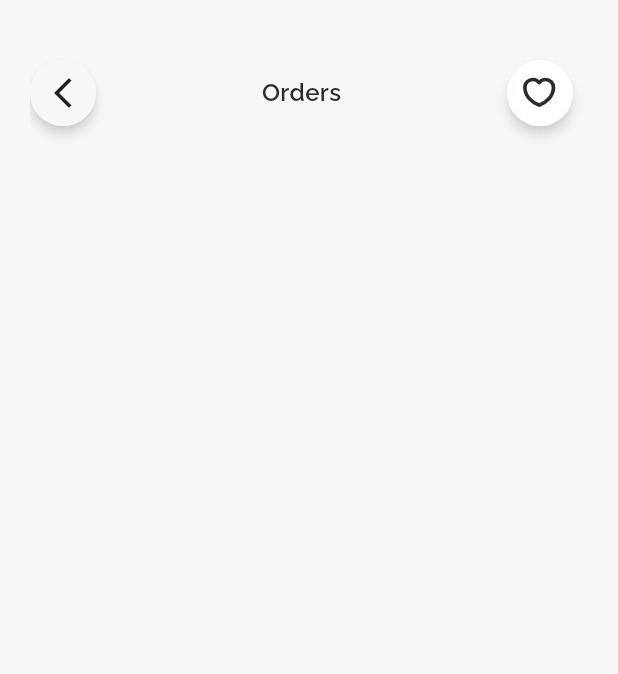
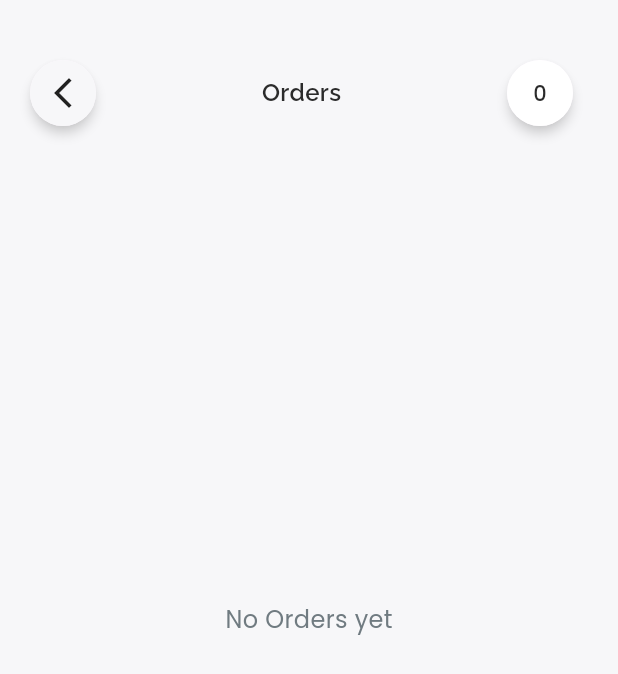
Before and after one commit to kasunfg87/sneaker_store, a Flutter app: the Orders screen opened by its route, on a phone screen of 412 x 824 dp. Shown: the top 674 px of the screen. Run offline on Flutter 3.47's test engine with Material 3 defaults, Android fonts, the phone set to English and light mode, and no system bars; drawn by our look-alikes of badges; our stand-ins replace animate_do, awesome_dialog, cloud_firestore, firebase_auth, firebase_core, firebase_storage and 8 more; missing offline and left inert: animated_snack_bar, parsed_readmore, short_uuids, styled_divider; accounts and stored records are empty; network calls fail.

Commit message:
feature:orders screen done

```diff
--- a/lib/routes.dart
+++ b/lib/routes.dart
@@ -1,6 +1,5 @@
 import 'package:flutter/widgets.dart';
 import 'package:sneaker_store/screens/dashboard/dashboard.dart';
-import 'package:sneaker_store/screens/details/details.dart';
 import 'package:sneaker_store/screens/drawer_screen/drawer_screen.dart';
 import 'package:sneaker_store/screens/favourite/favourite.dart';
 import 'package:sneaker_store/screens/home/home.dart';
--- a/lib/screens/checkout/checkout.dart
+++ b/lib/screens/checkout/checkout.dart
@@ -48,7 +48,7 @@ class _CheckoutState extends State<Checkout> {
                   iconImage: AssetConstants.bag,
                   onTapRight: () {},
                   onTapLeft: () => Navigator.pop(context),
-                  rightButton: false,
+                  rightIconButton: false,
                 ),
                 Expanded(
                   child: SingleChildScrollView(
--- a/lib/screens/home/home.dart
+++ b/lib/screens/home/home.dart
@@ -105,6 +105,7 @@ class _HomeState extends State<Home> {
                       ),
                       IconButton(
                           icon: SvgPicture.asset(
+                            height: 29,
                             AssetConstants.heartLarge,
                             // ignore: deprecated_member_use
                             color: currentIndex == 1
@@ -120,6 +121,7 @@ class _HomeState extends State<Home> {
                       IconButton(
                           icon: SvgPicture.asset(
                             AssetConstants.order,
+                            height: 27,
                             // ignore: deprecated_member_use
                             color: currentIndex == 2
                                 ? AppColors.kLiteBlue
--- a/lib/screens/orders/orders.dart
+++ b/lib/screens/orders/orders.dart
@@ -2,10 +2,10 @@ import 'package:firebase_auth/firebase_auth.dart';
 import 'package:flutter/material.dart';
 import 'package:provider/provider.dart';
 import 'package:sneaker_store/provider/order_provider.dart';
-import 'package:sneaker_store/provider/product_provider.dart';
 import 'package:sneaker_store/utilities/app_colors.dart';
-import 'package:sneaker_store/utilities/assets_constants.dart';
 import 'package:sneaker_store/utilities/size_config.dart';
+import 'package:sneaker_store/widgets/custom_text_popins.dart';
+import 'package:sneaker_store/widgets/order_tile.dart';
 import 'package:sneaker_store/widgets/screen_header.dart';
 
 class Orders extends StatefulWidget {
@@ -39,51 +39,35 @@ class _OrdersState extends State<Orders> {
               ),
               ScreenHeader(
                 title: 'Orders',
-                iconImage: AssetConstants.heartEmpty,
+                iconImage: '',
                 onTapLeft: () {},
                 onTapRight: () {},
+                rightTextButton: true,
+                rightButtonText: Provider.of<OrderPrvider>(context)
+                    .allOrders
+                    .length
+                    .toString(),
               ),
               const SizedBox(
-                height: 40,
+                height: 20,
               ),
-              Consumer<OrderPrvider>(
-                builder: (context, value, child) {
-                  return SizedBox(
-                    height: SizeConfig.h(context) * 0.9,
-                    child: ListView.separated(
-                        itemBuilder: (context, index) {
-                          return Container(
-                            child: Column(
-                              children: [
-                                Text(value.allOrders[index].orderId),
-                                SizedBox(
-                                  height: 30,
-                                  child: ListView.separated(
-                                      itemBuilder: (context, index2) =>
-                                          Image.network(
-                                              height: 30,
-                                              value
-                                                  .allOrders[index]
-                                                  .cartItems[index2]
-                                                  .productModel
-                                                  .img),
-                                      separatorBuilder: (context, index) =>
-                                          const SizedBox(
-                                            height: 10,
-                                          ),
-                                      itemCount: value
-                                          .allOrders[index].cartItems.length),
-                                ),
-                              ],
-                            ),
-                          );
-                        },
-                        separatorBuilder: (context, index) => const SizedBox(
-                              height: 15,
-                            ),
-                        itemCount: value.allOrders.length),
-                  );
-                },
+              SizedBox(
+                height: SizeConfig.h(context) * 0.75,
+                width: SizeConfig.w(context),
+                child: Consumer<OrderPrvider>(
+                  builder: (context, value, child) {
+                    return value.allOrders.isNotEmpty
+                        ? ListView.builder(
+                            itemCount: value.allOrders.length,
+                            itemBuilder: (context, index) {
+                              return OrderTile(
+                                  orderModel: value.allOrders[index]);
+                            },
+                          )
+                        : const Center(
+                            child: CustomTextPopins(text: 'No Orders yet'));
+                  },
+                ),
               )
             ],
           ),
--- a/lib/screens/profile/profile.dart
+++ b/lib/screens/profile/profile.dart
@@ -37,7 +37,7 @@ class _ProfileState extends State<Profile> {
                   ),
                   ScreenHeader(
                       title: 'Profile',
-                      rightButton: false,
+                      rightIconButton: false,
                       iconImage: '',
                       onTapLeft: () => Navigator.pop(context),
                       onTapRight: () {}),
--- a/lib/screens/search_screen/search_screen.dart
+++ b/lib/screens/search_screen/search_screen.dart
@@ -33,7 +33,7 @@ class _SearchScreenState extends State<SearchScreen> {
                     height: 40,
                   ),
                   ScreenHeader(
-                      rightButton: false,
+                      rightIconButton: false,
                       title: 'Search Products',
                       iconImage: AssetConstants.bag,
                       onTapLeft: () => Navigator.pop(context),
--- a/lib/screens/walk_through/walk_through.dart
+++ b/lib/screens/walk_through/walk_through.dart
@@ -4,7 +4,6 @@ import 'package:flutter/services.dart';
 import 'package:sneaker_store/screens/sign_in/sign_in.dart';
 import 'package:sneaker_store/utilities/app_colors.dart';
 import 'package:sneaker_store/utilities/assets_constants.dart';
-import 'package:sneaker_store/utilities/navigation_function.dart';
 import 'package:sneaker_store/utilities/size_config.dart';
 import 'package:sneaker_store/widgets/custom_text_raleway.dart';
 import 'package:sneaker_store/widgets/get_started_button.dart';
--- a/lib/widgets/custom_text_popins.dart
+++ b/lib/widgets/custom_text_popins.dart
@@ -28,6 +28,7 @@ class CustomTextPopins extends StatelessWidget {
         fontSize: fontSize,
         fontWeight: fontWeight,
       ),
+      overflow: TextOverflow.ellipsis,
       textAlign: textAlign,
     );
   }
--- a/lib/widgets/screen_header.dart
+++ b/lib/widgets/screen_header.dart
@@ -11,10 +11,12 @@ class ScreenHeader extends StatelessWidget {
     required this.iconImage,
     required this.onTapRight,
     required this.onTapLeft,
-    this.rightButton = true,
+    this.rightIconButton = true,
+    this.rightTextButton = false,
     this.showBadge = false,
     this.badgeText = '0',
     this.backButton = true,
+    this.rightButtonText = '0',
     super.key,
   });
 
@@ -22,10 +24,12 @@ class ScreenHeader extends StatelessWidget {
   final String iconImage;
   final Function() onTapRight;
   final Function() onTapLeft;
-  final bool rightButton;
+  final bool rightIconButton;
   final bool showBadge;
   final String badgeText;
   final bool backButton;
+  final bool rightTextButton;
+  final String rightButtonText;
 
   @override
   Widget build(BuildContext context) {
@@ -61,7 +65,7 @@ class ScreenHeader extends StatelessWidget {
           fontColor: AppColors.kBlack,
           fontWeight: FontWeight.w600,
         ),
-        rightButton
+        rightIconButton
             ? Padding(
                 padding: const EdgeInsets.only(right: 10),
                 child: InkWell(
@@ -89,12 +93,20 @@ class ScreenHeader extends StatelessWidget {
                             color: AppColors.kWhite,
                             shape: BoxShape.circle,
                           ),
-                          child: SvgPicture.asset(iconImage)),
+                          child: rightTextButton
+                              ? Center(
+                                  child: CustomTextPopins(
+                                  text: rightButtonText,
+                                  fontColor: AppColors.kBlack,
+                                  fontSize: 14,
+                                  fontWeight: FontWeight.w500,
+                                ))
+                              : SvgPicture.asset(iconImage)),
                     ),
                   ),
                 ),
               )
-            : const SizedBox()
+            : const SizedBox(),
       ],
     );
   }
--- a/pubspec.yaml
+++ b/pubspec.yaml
@@ -63,7 +63,7 @@ dependencies:
   flutter_zoom_drawer: ^3.1.1
   shimmer: ^3.0.0
   ndialog: ^4.3.1
-  uuid: ^4.3.3
+  short_uuids: ^2.0.0
 
 
 
```
Also changed, not shown: lib/screens/my_cart/my_cart.dart (+4 -4 lines), lib/widgets/order_tile.dart (added, +152 -0 lines), pubspec.lock.
